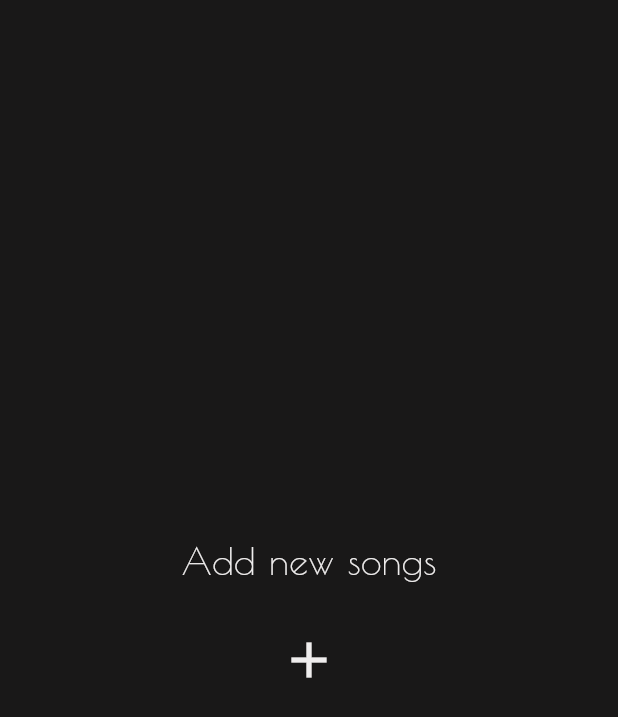
After one commit to rossieShark/audio_player, a Flutter app: the NewPlaylistContent screen opened directly, on a phone screen of 412 x 824 dp. The commit adds this screen. Shown: the top 717 px of the screen. Run offline on Flutter 3.47's test engine with Material 3 defaults, Android fonts, the phone set to English and light mode, and no system bars; our stand-ins replace audioplayers, auto_size_text, chopper, drift, equatable, firebase_auth and 12 more; missing offline and left inert: animate_gradient, dart:html, golden_toolkit; accounts and stored records are empty; generated files the repository leaves out were written again.

Commit message:
create newPlaylist content

```diff
--- a/lib/ui/navigation/go_router.dart
+++ b/lib/ui/navigation/go_router.dart
@@ -5,6 +5,7 @@ import 'package:audio_player/ui/widgets/screens/index.dart';
 import 'package:audio_player/ui/widgets/screens/log_pages/sign_in/sign_in_page.dart';
 import 'package:audio_player/ui/widgets/screens/log_pages/sign_up/sign_up_screen.dart';
 import 'package:audio_player/ui/widgets/screens/log_pages/start_page/start_page.dart';
+import 'package:audio_player/ui/widgets/screens/my_music_screens/widgets/new_playlist_content.dart';
 import 'package:audio_player/ui/widgets/screens/settings_page/settings_page.dart';
 import 'package:audio_player/ui/widgets/widgets/widget_exports.dart';
 import 'package:firebase_auth/firebase_auth.dart';
@@ -228,6 +229,12 @@ final webRouter =
                   child: MyFavoriteAlbum(),
                 ),
               ),
+              GoRoute(
+                path: Routes().playlist,
+                pageBuilder: (context, state) => const CupertinoPage(
+                  child: NewPlaylistContent(),
+                ),
+              ),
             ]),
         GoRoute(
           path: Routes().myMusic,
--- a/lib/ui/navigation/navigation_routes.dart
+++ b/lib/ui/navigation/navigation_routes.dart
@@ -62,6 +62,7 @@ class Routes {
   final String _signin = '/signin';
   final String _signup = '/signup';
   final String _start = '/start';
+  final String _playlist = 'playlist';
 
   String get home => _home;
   String get search => _search;
@@ -74,4 +75,5 @@ class Routes {
   String get signIn => _signin;
   String get signUp => _signup;
   String get start => _start;
+  String get playlist => _playlist;
 }
--- a/lib/ui/widgets/screens/my_music_screens/new_playlist/new_playlist_list.dart
+++ b/lib/ui/widgets/screens/my_music_screens/new_playlist/new_playlist_list.dart
@@ -1,9 +1,11 @@
 import 'package:audio_player/app_logic/blocs/bloc_exports.dart';
 import 'package:audio_player/domain/entity/models.dart';
+import 'package:audio_player/ui/navigation/navigation_routes.dart';
 import 'package:audio_player/ui/widgets/screens/my_music_screens/widgets/playlist_card.dart';
 
 import 'package:audio_player/ui/widgets/widgets/widget_exports.dart';
 import 'package:flutter/material.dart';
+import 'package:go_router/go_router.dart';
 
 class NewFoldersBlocBuilder extends StatelessWidget {
   const NewFoldersBlocBuilder({super.key});
@@ -41,7 +43,9 @@ class NewFolddersListView extends StatelessWidget {
             scrollDirection: Axis.vertical,
             itemBuilder: (context, index) {
               return GestureDetector(
-                onTap: () {},
+                onTap: () {
+                  context.go('/${Routes().playlist}');
+                },
                 child: PlaylistCard(index: index, folders: folders),
               );
             }),
--- /dev/null
+++ b/lib/ui/widgets/screens/my_music_screens/widgets/new_playlist_content.dart
@@ -0,0 +1,43 @@
+import 'package:audio_player/resources/resources.dart';
+import 'package:audio_player/ui/widgets/widgets/widget_exports.dart';
+import 'package:flutter/cupertino.dart';
+import 'package:flutter/material.dart';
+import 'package:golden_toolkit/golden_toolkit.dart';
+
+class NewPlaylistContent extends StatelessWidget {
+  const NewPlaylistContent({super.key});
+
+  @override
+  Widget build(BuildContext context) {
+    return Scaffold(
+        backgroundColor: AppColors.background.color,
+        body: SizedBox(
+          width: MediaQuery.of(context).size.width,
+          child: Column(
+            mainAxisSize: MainAxisSize.max,
+            crossAxisAlignment: CrossAxisAlignment.center,
+            mainAxisAlignment: MainAxisAlignment.center,
+            children: [
+              Text(
+                'Add new songs',
+                style: TextStyle(
+                    color: AppColors.white.color,
+                    fontFamily: FontFamily.poiretOne,
+                    fontSize: 25,
+                    fontWeight: FontWeight.w200),
+              ),
+              SizedBox(
+                height: 20,
+              ),
+              IconButton(
+                  onPressed: () {},
+                  icon: Icon(
+                    Icons.add,
+                    color: AppColors.white.color,
+                    size: 40,
+                  ))
+            ],
+          ),
+        ));
+  }
+}
```
